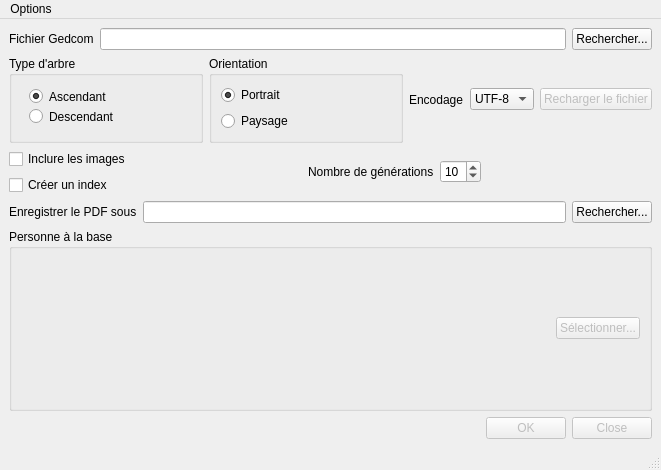
First picture: the form in ui/pySequoia.ui, repository aroche/pySequoia, before the edit.
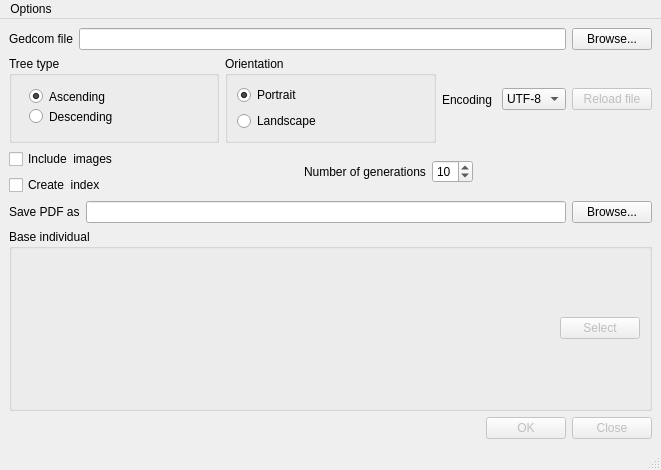
Second picture: the form after the edit. Icons and pictures are not drawn.

```diff
--- a/ui/pySequoia.ui
+++ b/ui/pySequoia.ui
@@ -24,7 +24,7 @@
       <item>
        <widget class="QLabel" name="label">
         <property name="text">
-         <string>Fichier Gedcom</string>
+         <string>Gedcom file</string>
         </property>
        </widget>
       </item>
@@ -34,7 +34,7 @@
       <item>
        <widget class="QPushButton" name="openButton">
         <property name="text">
-         <string>Rechercher...</string>
+         <string>Browse...</string>
         </property>
        </widget>
       </item>
@@ -45,7 +45,7 @@
       <item>
        <widget class="QGroupBox" name="groupBox">
         <property name="title">
-         <string>Type d'arbre</string>
+         <string>Tree type</string>
         </property>
         <widget class="QRadioButton" name="treeType_ascending">
          <property name="geometry">
@@ -57,7 +57,7 @@
           </rect>
          </property>
          <property name="text">
-          <string>Ascendant</string>
+          <string>Ascending</string>
          </property>
          <property name="checked">
           <bool>true</bool>
@@ -73,7 +73,7 @@
           </rect>
          </property>
          <property name="text">
-          <string>Descendant</string>
+          <string>Descending</string>
          </property>
         </widget>
        </widget>
@@ -97,7 +97,7 @@
          <item>
           <widget class="QRadioButton" name="orientation_landscape">
            <property name="text">
-            <string>Paysage</string>
+            <string>Landscape</string>
            </property>
           </widget>
          </item>
@@ -109,7 +109,7 @@
         <item>
          <widget class="QLabel" name="label_5">
           <property name="text">
-           <string>Encodage</string>
+           <string>Encoding</string>
           </property>
          </widget>
         </item>
@@ -133,7 +133,7 @@
            <bool>false</bool>
           </property>
           <property name="text">
-           <string>Recharger le fichier</string>
+           <string>Reload file</string>
           </property>
          </widget>
         </item>
@@ -148,7 +148,7 @@
         <item>
          <widget class="QCheckBox" name="include_images">
           <property name="text">
-           <string>Inclure les images</string>
+           <string>Include  images</string>
           </property>
          </widget>
         </item>
@@ -158,7 +158,7 @@
            <bool>true</bool>
           </property>
           <property name="text">
-           <string>Créer un index</string>
+           <string>Create  index</string>
           </property>
          </widget>
         </item>
@@ -182,7 +182,7 @@
         <item>
          <widget class="QLabel" name="label_2">
           <property name="text">
-           <string>Nombre de générations</string>
+           <string>Number of generations</string>
           </property>
          </widget>
         </item>
@@ -221,7 +221,7 @@
       <item>
        <widget class="QLabel" name="label_3">
         <property name="text">
-         <string>Enregistrer le PDF sous</string>
+         <string>Save PDF as</string>
         </property>
        </widget>
       </item>
@@ -231,7 +231,7 @@
       <item>
        <widget class="QPushButton" name="saveButton">
         <property name="text">
-         <string>Rechercher...</string>
+         <string>Browse...</string>
         </property>
        </widget>
       </item>
@@ -240,7 +240,7 @@
     <item>
      <widget class="QGroupBox" name="groupBox_3">
       <property name="title">
-       <string>Personne à la base</string>
+       <string>Base individual</string>
       </property>
       <layout class="QHBoxLayout" name="horizontalLayout_4">
        <item>
@@ -269,7 +269,7 @@
           <bool>false</bool>
          </property>
          <property name="text">
-          <string>Sélectionner...</string>
+          <string>Select</string>
          </property>
         </widget>
        </item>
```
